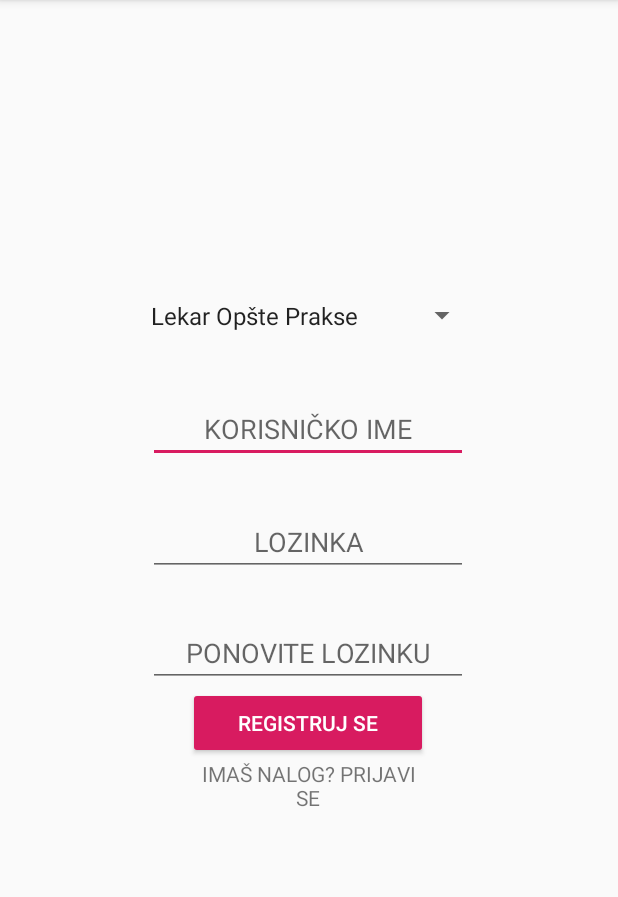
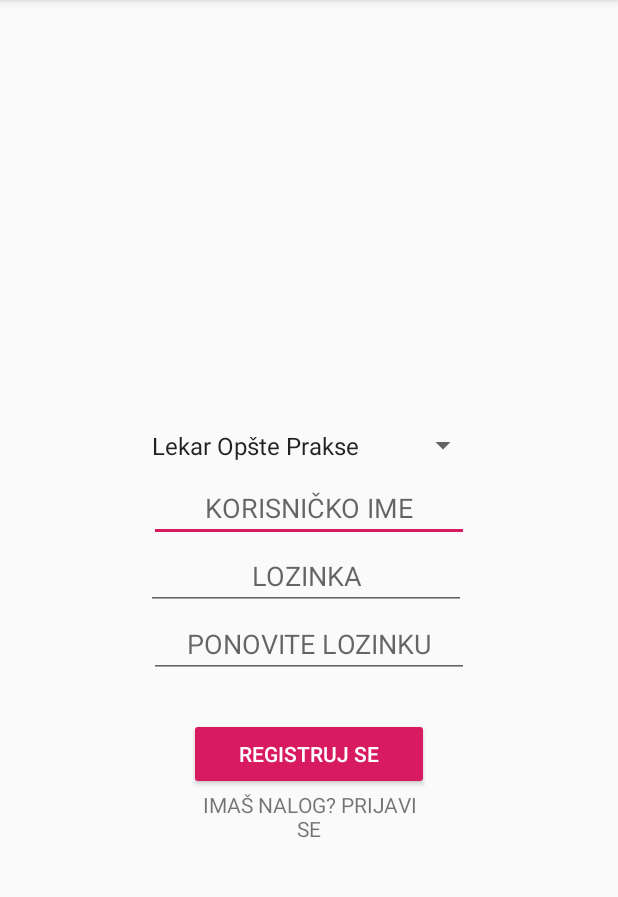
Before and after one commit to utrijezadiminje/HelpCare, an Android app: the RegisterActivity screen opened directly, with no data from a screen before it, on a phone screen of 412 x 824 dp, the part 84-981 px from its top. Run offline under Robolectric (Android 15) with nearby library versions, the phone set to English and light mode, and no system bars.

Commit message:
layout login i register

```diff
--- a/app/src/main/res/layout/activity_register.xml
+++ b/app/src/main/res/layout/activity_register.xml
@@ -11,43 +11,42 @@
         android:layout_width="wrap_content"
         android:layout_height="wrap_content"
         android:ems="10"
+        android:gravity="center"
         android:hint="KORISNIČKO IME"
-        android:gravity="center"
         android:inputType="textPersonName"
         app:layout_constraintBottom_toTopOf="@+id/etPassword1"
-        app:layout_constraintEnd_toEndOf="@+id/etPassword1"
-        app:layout_constraintHorizontal_bias="0.5"
-        app:layout_constraintStart_toStartOf="@+id/etPassword1"
+        app:layout_constraintEnd_toEndOf="parent"
+        app:layout_constraintStart_toStartOf="parent"
         app:layout_constraintTop_toTopOf="parent"
-        app:layout_constraintVertical_bias="0.897" />
+        app:layout_constraintVertical_bias="1.0" />
 
     <EditText
         android:id="@+id/etPassword1"
         android:layout_width="wrap_content"
         android:layout_height="wrap_content"
+        android:layout_marginEnd="4dp"
         android:ems="10"
+        android:gravity="center"
         android:hint="LOZINKA"
-        android:gravity="center"
         android:inputType="textPassword"
-        app:layout_constraintBottom_toTopOf="@+id/etPassword2"
-        app:layout_constraintEnd_toEndOf="@+id/etPassword2"
-        app:layout_constraintHorizontal_bias="0.5"
-        app:layout_constraintStart_toStartOf="@+id/etPassword2"
-        app:layout_constraintTop_toTopOf="parent"
-        app:layout_constraintVertical_bias="0.922" />
+        app:layout_constraintBottom_toBottomOf="parent"
+        app:layout_constraintEnd_toEndOf="parent"
+        app:layout_constraintStart_toStartOf="parent"
+        app:layout_constraintTop_toTopOf="parent" />
 
     <EditText
         android:id="@+id/etPassword2"
         android:layout_width="wrap_content"
         android:layout_height="wrap_content"
         android:ems="10"
+        android:gravity="center"
         android:hint="PONOVITE LOZINKU"
-        android:gravity="center"
         android:inputType="textPassword"
-        app:layout_constraintBottom_toTopOf="@+id/btnRegister"
-        app:layout_constraintEnd_toEndOf="@+id/btnRegister"
-        app:layout_constraintHorizontal_bias="0.5"
-        app:layout_constraintStart_toStartOf="@+id/btnRegister" />
+        app:layout_constraintBottom_toBottomOf="parent"
+        app:layout_constraintEnd_toEndOf="parent"
+        app:layout_constraintStart_toStartOf="parent"
+        app:layout_constraintTop_toBottomOf="@+id/etPassword1"
+        app:layout_constraintVertical_bias="0.0" />
 
     <Button
         android:id="@+id/btnRegister"
@@ -58,23 +57,20 @@
         android:text="REGISTRUJ SE"
         app:layout_constraintBottom_toBottomOf="parent"
         app:layout_constraintEnd_toEndOf="parent"
-        app:layout_constraintHorizontal_bias="0.498"
         app:layout_constraintStart_toStartOf="parent"
-        app:layout_constraintTop_toTopOf="parent"
-        app:layout_constraintVertical_bias="0.636" />
+        app:layout_constraintTop_toBottomOf="@+id/etPassword2"
+        app:layout_constraintVertical_bias="0.100000024" />
 
     <Spinner
         android:id="@+id/spinner"
         android:layout_width="226dp"
         android:layout_height="38dp"
         android:ems="10"
-        app:layout_constraintBottom_toBottomOf="parent"
         app:layout_constraintBottom_toTopOf="@+id/etUsername"
-        app:layout_constraintEnd_toEndOf="@+id/etUsername"
-        app:layout_constraintHorizontal_bias="0.5"
-        app:layout_constraintStart_toStartOf="@+id/etUsername"
+        app:layout_constraintEnd_toEndOf="parent"
+        app:layout_constraintStart_toStartOf="parent"
         app:layout_constraintTop_toTopOf="parent"
-        app:layout_constraintVertical_bias="0.85" />
+        app:layout_constraintVertical_bias="1.0" />
 
     <TextView
         android:id="@+id/login"
@@ -85,8 +81,10 @@
         android:maxLines="2"
         android:minLines="1"
         android:text="IMAŠ NALOG? PRIJAVI SE"
-        app:layout_constraintEnd_toEndOf="@+id/btnRegister"
-        app:layout_constraintStart_toStartOf="@+id/btnRegister"
-        app:layout_constraintTop_toBottomOf="@+id/btnRegister" />
+        app:layout_constraintBottom_toBottomOf="parent"
+        app:layout_constraintEnd_toEndOf="parent"
+        app:layout_constraintStart_toStartOf="parent"
+        app:layout_constraintTop_toBottomOf="@+id/btnRegister"
+        app:layout_constraintVertical_bias="0.0" />
 
 </androidx.constraintlayout.widget.ConstraintLayout>
```
Also changed, not shown: app/src/main/res/layout/activity_login.xml (+22 -26 lines).
